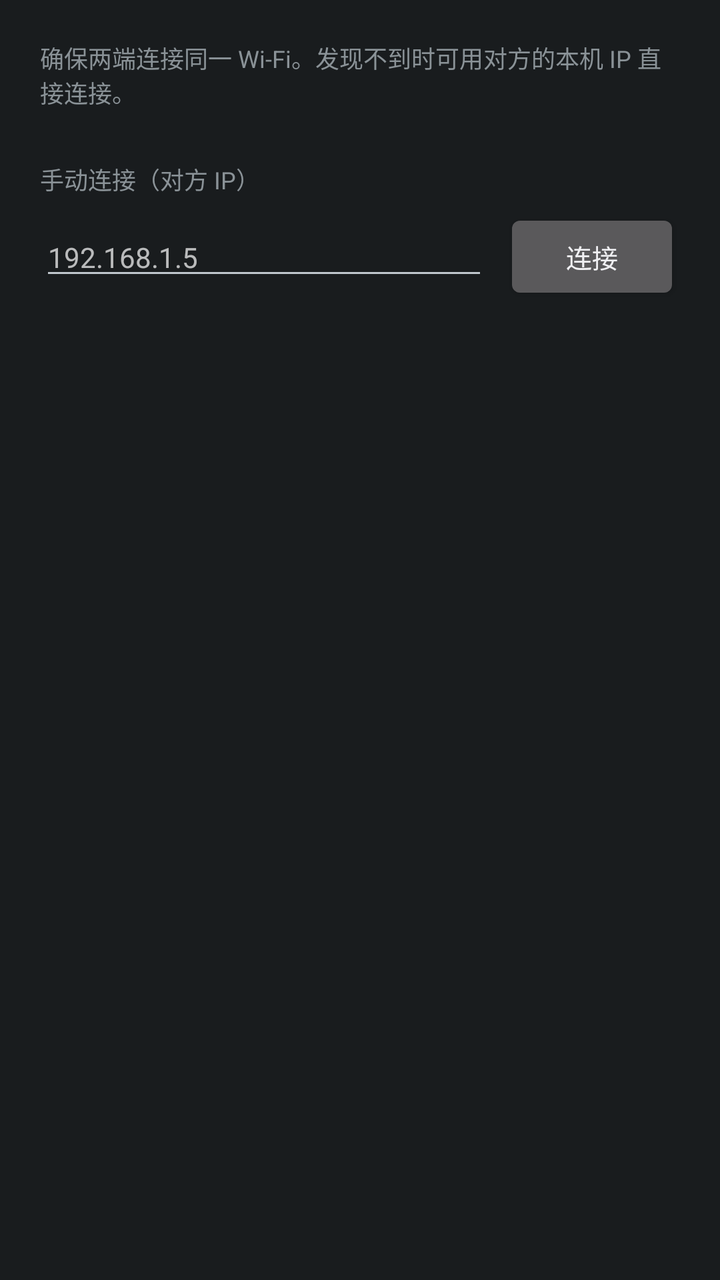
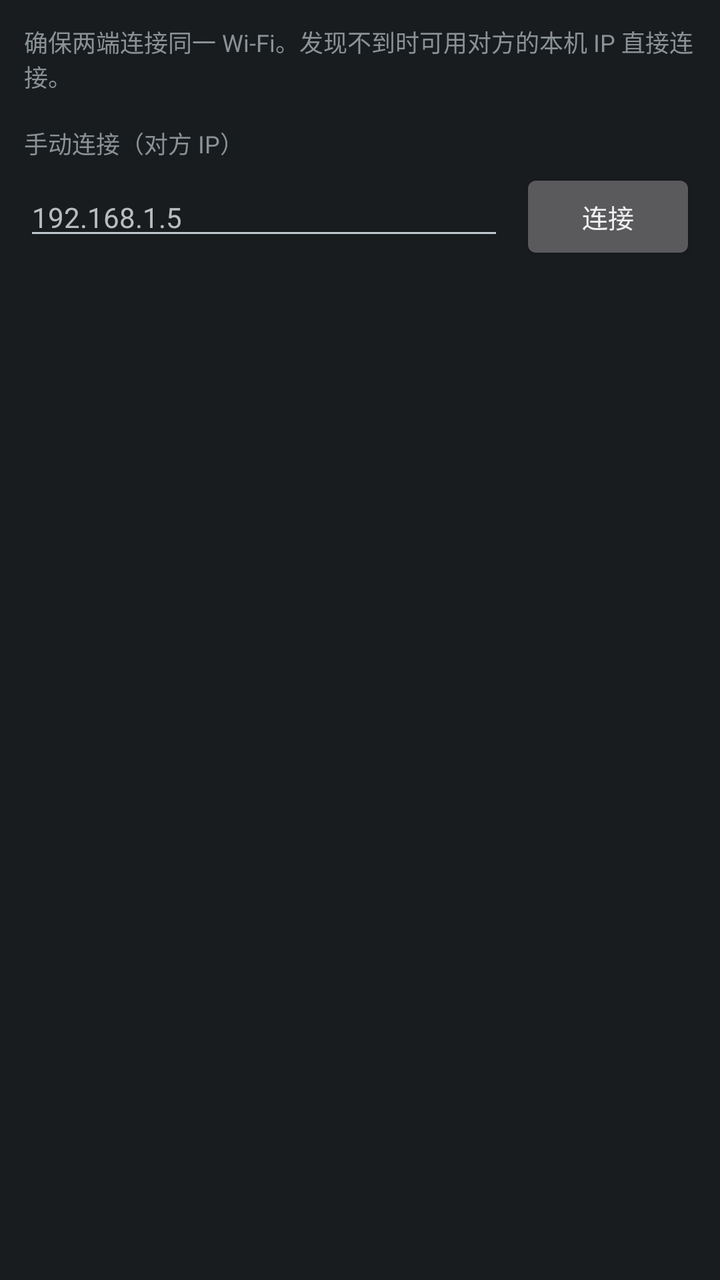

Before-and-after screenshots of an Android layout around one commit, followed by the original layout XML and the change that was made.
<!-- AndroidManifest.xml: application theme android:Theme.DeviceDefault.NoActionBar -->
<!-- res/layout/dialog_lan_devices.xml -->
<?xml version="1.0" encoding="utf-8"?>
<LinearLayout xmlns:android="http://schemas.android.com/apk/res/android"
    android:layout_width="match_parent"
    android:layout_height="wrap_content"
    android:orientation="vertical"
    android:padding="20dp">

    <TextView
        android:layout_width="match_parent"
        android:layout_height="wrap_content"
        android:text="确保两端连接同一 Wi-Fi。发现不到时可用对方的本机 IP 直接连接。"
        android:tag="dim"
        android:textSize="12sp"
        android:layout_marginBottom="12dp" />

    <ScrollView
        android:layout_width="match_parent"
        android:layout_height="wrap_content"
        android:maxHeight="320dp">
        <LinearLayout
            android:id="@+id/ldd_list"
            android:layout_width="match_parent"
            android:layout_height="wrap_content"
            android:orientation="vertical" />
    </ScrollView>

    <TextView
        android:layout_width="match_parent"
        android:layout_height="wrap_content"
        android:text="手动连接（对方 IP）"
        android:tag="dim"
        android:textSize="12sp"
        android:layout_marginTop="14dp"
        android:layout_marginBottom="6dp" />

    <LinearLayout
        android:layout_width="match_parent"
        android:layout_height="wrap_content"
        android:orientation="horizontal">
        <EditText
            android:id="@+id/ldd_ip"
            android:layout_width="0dp"
            android:layout_height="wrap_content"
            android:layout_weight="1"
            android:hint="192.168.1.5"
            android:inputType="text"
            android:textSize="14sp"
            android:singleLine="true" />
        <Button
            android:id="@+id/ldd_manual"
            android:layout_width="wrap_content"
            android:layout_height="wrap_content"
            android:text="连接"
            android:textSize="13sp"
            android:layout_marginStart="8dp" />
    </LinearLayout>
</LinearLayout>
<!-- resources referenced by this layout -->
<resources>

</resources>

<!-- the commit's change to res/layout/dialog_lan_devices.xml (unified diff, before → after) -->
@@ -3,7 +3,7 @@
     android:layout_width="match_parent"
     android:layout_height="wrap_content"
     android:orientation="vertical"
-    android:padding="20dp">
+    android:padding="12dp">
 
     <TextView
         android:layout_width="match_parent"
@@ -11,7 +11,7 @@
         android:text="确保两端连接同一 Wi-Fi。发现不到时可用对方的本机 IP 直接连接。"
         android:tag="dim"
         android:textSize="12sp"
-        android:layout_marginBottom="12dp" />
+        android:layout_marginBottom="8dp" />
 
     <ScrollView
         android:layout_width="match_parent"
@@ -30,8 +30,8 @@
         android:text="手动连接（对方 IP）"
         android:tag="dim"
         android:textSize="12sp"
-        android:layout_marginTop="14dp"
-        android:layout_marginBottom="6dp" />
+        android:layout_marginTop="8dp"
+        android:layout_marginBottom="4dp" />
 
     <LinearLayout
         android:layout_width="match_parent"
